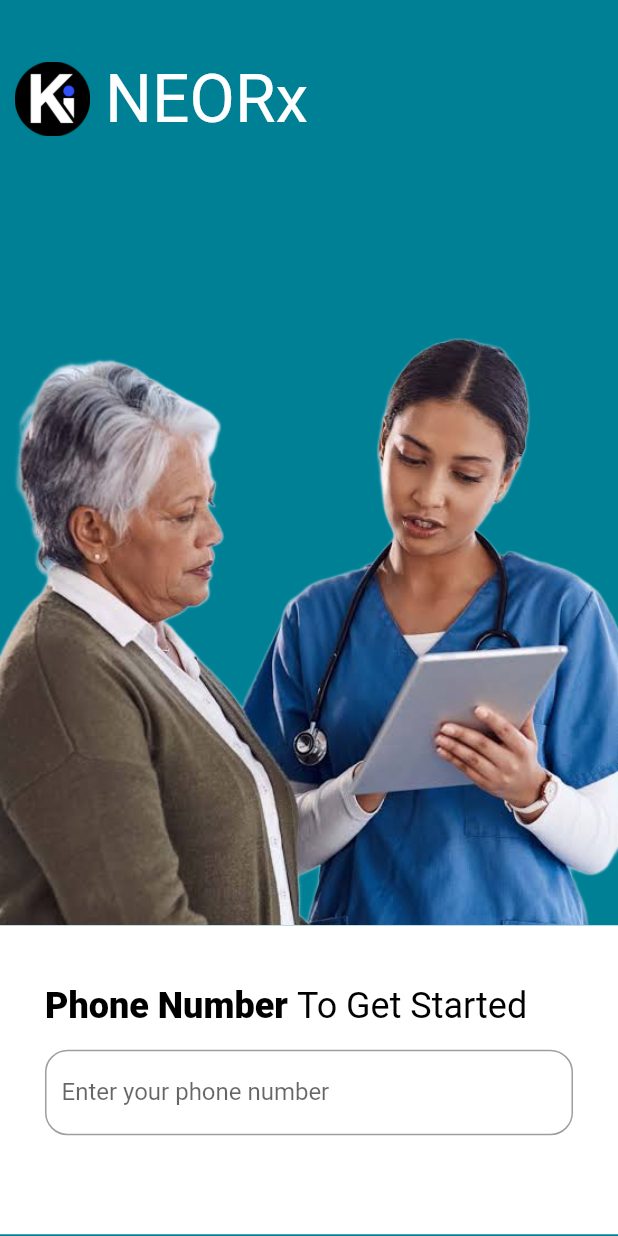
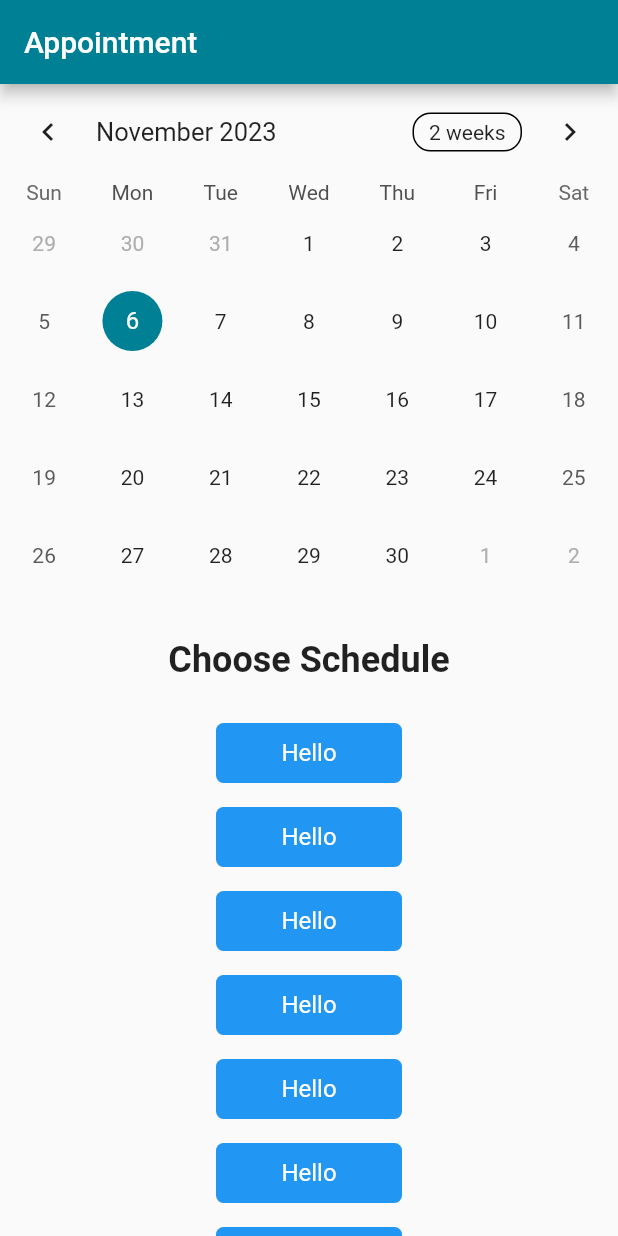
Before and after one commit to kodeinnovate/kode_rx, a Flutter app: the screen it shows after launch, on a phone screen of 412 x 824 dp. Run offline on Flutter 3.47's test engine with Material 2 defaults, Android fonts, the phone set to English and light mode, and no system bars; drawn by our look-alikes of table_calendar.

Commit message:
new file:   lib/create_appointment.dart modified:   lib/main.dart new file:   lib/utils.dart modified:   pubspec.lock modified:   pubspec.yaml

```diff
--- /dev/null
+++ b/lib/create_appointment.dart
@@ -0,0 +1,110 @@
+// Copyright 2019 Aleksander Woźniak
+// SPDX-License-Identifier: Apache-2.0
+
+import 'package:flutter/material.dart';
+import 'package:kode_rx/app_colors.dart';
+import 'package:table_calendar/table_calendar.dart';
+import 'utils.dart';
+import 'device_helper.dart';
+
+class CreateAppointment extends StatefulWidget {
+  @override
+  _TableBasicsExampleState createState() => _TableBasicsExampleState();
+}
+
+class _TableBasicsExampleState extends State<CreateAppointment> {
+  CalendarFormat _calendarFormat = CalendarFormat.month;
+  DateTime _focusedDay = DateTime.now();
+  DateTime? _selectedDay;
+
+  @override
+  Widget build(BuildContext context) {
+    return Scaffold(
+      appBar: DeviceHelper.deviceAppBar(),
+      body: Column(
+        children: [
+          TableCalendar(
+            firstDay: kFirstDay,
+            lastDay: kLastDay,
+            focusedDay: _focusedDay,
+            calendarFormat: _calendarFormat,
+            calendarStyle: CalendarStyle(
+                todayDecoration: BoxDecoration(
+                    color: AppColors.customBackground, shape: BoxShape.circle),
+                selectedDecoration: BoxDecoration(
+                    color: AppColors.customBackground, shape: BoxShape.circle)),
+            selectedDayPredicate: (day) {
+              // Use `selectedDayPredicate` to determine which day is currently selected.
+              // If this returns true, then `day` will be marked as selected.
+
+              // Using `isSameDay` is recommended to disregard
+              // the time-part of compared DateTime objects.
+              return isSameDay(_selectedDay, day);
+            },
+            onDaySelected: (selectedDay, focusedDay) {
+              if (!isSameDay(_selectedDay, selectedDay)) {
+                // Call `setState()` when updating the selected day
+                setState(() {
+                  _selectedDay = selectedDay;
+                  _focusedDay = focusedDay;
+                });
+              }
+            },
+            onFormatChanged: (format) {
+              if (_calendarFormat != format) {
+                // Call `setState()` when updating calendar format
+                setState(() {
+                  _calendarFormat = format;
+                });
+              }
+            },
+            onPageChanged: (focusedDay) {
+              // No need to call `setState()` here
+              _focusedDay = focusedDay;
+            },
+          ),
+          // SizedBox(
+          //   height: 40.0,
+          // ),
+          SizedBox(
+            height: 10,
+          ),
+
+          Padding(
+            padding: const EdgeInsets.all(20.0),
+            child: Center(
+                child: Text(
+              'Choose Schedule',
+              style: TextStyle(fontSize: 24, fontWeight: FontWeight.bold),
+            )),
+          ),
+          Expanded(
+            child: SizedBox(
+              width: 140,
+              child: ListView.builder(
+                // scrollDirection: Axis.horizontal,
+                itemCount: 20,
+
+                itemBuilder: (context, index) => Padding(
+                  padding: const EdgeInsets.all(8.0),
+                  child: Container(
+                    decoration: BoxDecoration(
+                        borderRadius: BorderRadius.circular(5.0),
+                        color: Colors.blue),
+                    height: 40,
+                    child: Center(
+                      child: Text(
+                        'Hello',
+                        style: TextStyle(color: Colors.white, fontSize: 16),
+                      ),
+                    ),
+                  ),
+                ),
+              ),
+            ),
+          )
+        ],
+      ),
+    );
+  }
+}
--- a/lib/main.dart
+++ b/lib/main.dart
@@ -1,4 +1,5 @@
 import 'package:flutter/material.dart';
+import 'package:kode_rx/create_appointment.dart';
 import 'package:kode_rx/patient_appointments.dart';
 import 'package:kode_rx/patient_home.dart';
 import 'package:kode_rx/select_medicenes.dart';
@@ -8,7 +9,7 @@ import 'home.dart';
 import 'login.dart'; // Import the login screen
 
 void main() {
-  runApp(MyApp());
+  runApp(MaterialApp(home: CreateAppointment()));
 }
 
 class MyApp extends StatelessWidget {
--- a/pubspec.yaml
+++ b/pubspec.yaml
@@ -32,6 +32,7 @@ dependencies:
     sdk: flutter
 
   intl: ^0.18.1
+  table_calendar: ^3.0.9
 
 
   # The following adds the Cupertino Icons font to your application.
```
Also changed, not shown: lib/utils.dart (added, +52 -0 lines), pubspec.lock.
